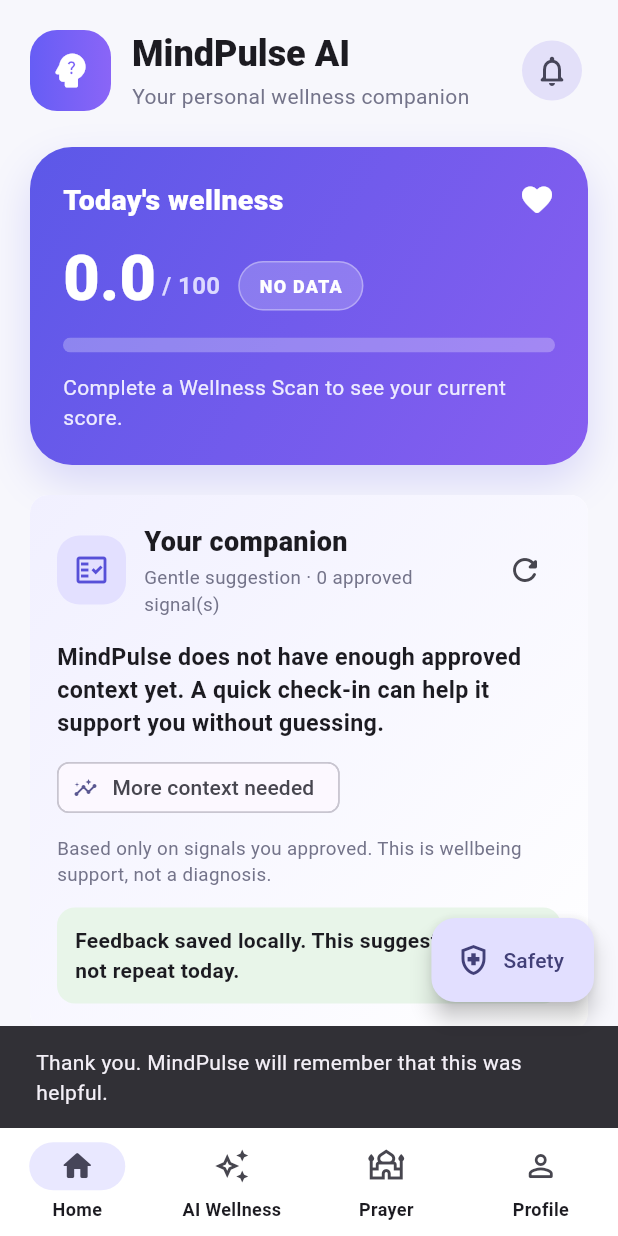
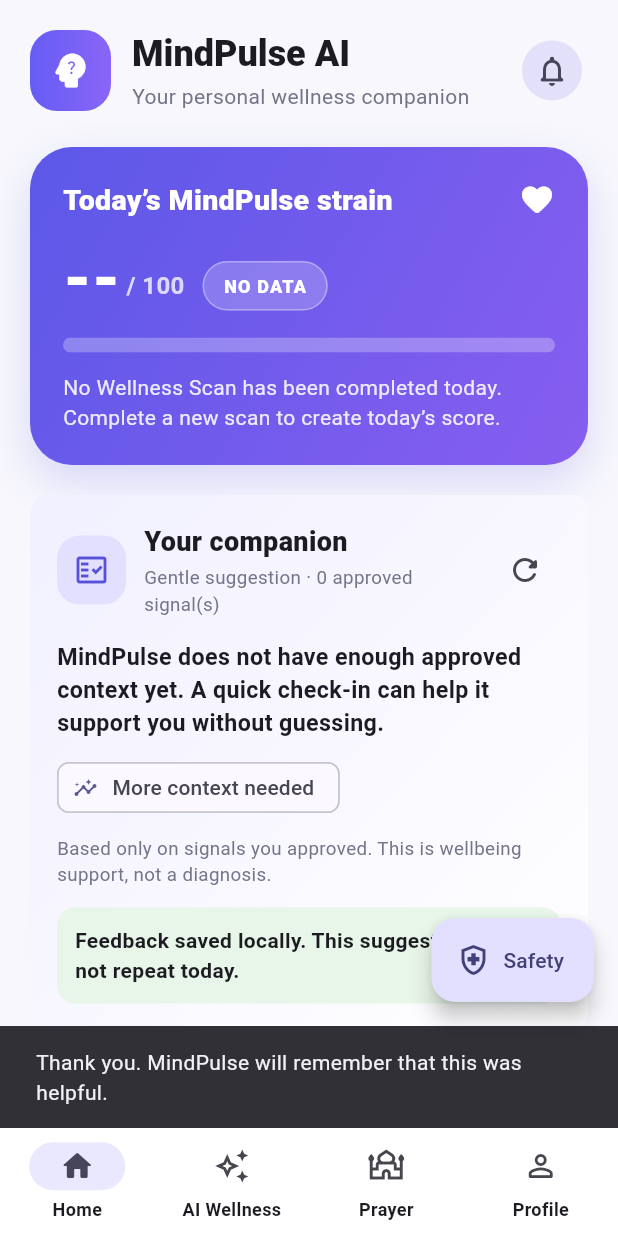
Before and after one commit to meherabjim/Mindpulse-Ai, a Flutter app: the MainDashboardScreen screen opened directly, after a tap on "Helpful", on a phone screen of 412 x 824 dp. Run offline on Flutter 3.47's test engine with Material 3 defaults, Android fonts, the phone set to English and light mode, and no system bars; our stand-ins replace firebase_core, firebase_messaging, flutter_secure_storage, geolocator, shared_preferences, timezone; accounts and stored records are empty; network calls fail; project files that could hold a hidden picture were left out.

Commit message:
fix: show only verified today wellness score

```diff
--- a/mobile_app/lib/features/dashboard/screens/main_dashboard_screen.dart
+++ b/mobile_app/lib/features/dashboard/screens/main_dashboard_screen.dart
@@ -127,7 +127,9 @@ class DashboardHomeTab extends StatefulWidget {
   State<DashboardHomeTab> createState() => _DashboardHomeTabState();
 }
 
-class _DashboardHomeTabState extends State<DashboardHomeTab> {
+class _DashboardHomeTabState extends State<DashboardHomeTab>
+    with WidgetsBindingObserver {
+  // MINDPULSE VERIFIED TODAY SCORE V9
   final WellnessScanService _wellnessService = WellnessScanService();
 
   double? _wellnessScore;
@@ -137,31 +139,83 @@ class _DashboardHomeTabState extends State<DashboardHomeTab> {
   @override
   void initState() {
     super.initState();
+
+    WidgetsBinding.instance.addObserver(this);
+
     _loadWellness();
   }
 
+  @override
+  void dispose() {
+    WidgetsBinding.instance.removeObserver(this);
+
+    super.dispose();
+  }
+
+  @override
+  void didChangeAppLifecycleState(AppLifecycleState state) {
+    if (state == AppLifecycleState.resumed) {
+      _loadWellness();
+    }
+  }
+
   Future<void> _loadWellness() async {
+    if (mounted) {
+      setState(() {
+        _wellnessLoading = true;
+      });
+    }
+
     try {
       final scan = await _wellnessService.getLatestScan();
+
+      final dynamic timestampValue;
+
+      if (scan == null) {
+        timestampValue = null;
+      } else {
+        timestampValue =
+            scan['completed_at'] ?? scan['created_at'] ?? scan['updated_at'];
+      }
+
+      final timestampText = timestampValue == null
+          ? ''
+          : timestampValue.toString();
+
+      final parsedTimestamp = DateTime.tryParse(timestampText);
+
+      final localTimestamp = parsedTimestamp?.toLocal();
+
+      final isToday =
+          localTimestamp != null &&
+          DateUtils.isSameDay(localTimestamp, DateTime.now());
+
+      dynamic rawScore;
+      String? riskLevel;
+
+      if (isToday && scan != null) {
+        rawScore = scan['total_score'];
+        riskLevel = scan['risk_level']?.toString();
+      }
+
+      final score = rawScore is num
+          ? rawScore.toDouble()
+          : double.tryParse(rawScore?.toString() ?? '');
 
       if (!mounted) {
         return;
       }
 
-      final rawScore = scan?['total_score'];
+      setState(() {
+        _wellnessScore = score?.clamp(0.0, 100.0).toDouble();
 
-      final score = rawScore is num
-          ? rawScore.toDouble()
-          : double.tryParse(rawScore?.toString() ?? '');
-
-      setState(() {
-        _wellnessScore = score;
-        _riskLevel = scan?['risk_level']?.toString();
+        _riskLevel = riskLevel;
         _wellnessLoading = false;
       });
     } catch (error) {
       debugPrint(
-        'MindPulse: Dashboard wellness refresh failed: $error',
+        'MindPulse: Dashboard wellness '
+        'refresh failed: $error',
       );
 
       if (!mounted) {
@@ -169,6 +223,8 @@ class _DashboardHomeTabState extends State<DashboardHomeTab> {
       }
 
       setState(() {
+        _wellnessScore = null;
+        _riskLevel = null;
         _wellnessLoading = false;
       });
     }
@@ -254,9 +310,9 @@ class _DashboardHomeTabState extends State<DashboardHomeTab> {
   }
 
   Widget _buildWellnessOverview(BuildContext context) {
-    final score = (_wellnessScore ?? 0.0)
-        .clamp(0.0, 100.0)
-        .toDouble();
+    final hasTodayScore = _wellnessScore != null;
+
+    final score = (_wellnessScore ?? 0.0).clamp(0.0, 100.0).toDouble();
 
     final storedRisk = _riskLevel?.trim() ?? '';
 
@@ -267,10 +323,14 @@ class _DashboardHomeTabState extends State<DashboardHomeTab> {
         : 'NO DATA';
 
     final description = _wellnessLoading
-        ? 'Refreshing your latest wellness result...'
-        : _wellnessScore == null
-        ? 'Complete a Wellness Scan to see your current score.'
-        : 'This score is based on your latest completed Wellness Scan.';
+        ? 'Checking today’s completed Wellness Scan...'
+        : !hasTodayScore
+        ? 'No Wellness Scan has been completed today. '
+              'Complete a new scan to create today’s score.'
+        : 'Higher values indicate more strain. '
+              'Source: MindPulse Wellness Scan. '
+              'Informational only; not a WHO score '
+              'or medical diagnosis.';
 
     return Container(
       padding: const EdgeInsets.all(22),
@@ -296,7 +356,7 @@ class _DashboardHomeTabState extends State<DashboardHomeTab> {
             children: [
               Expanded(
                 child: Text(
-                  "Today's wellness",
+                  'Today’s MindPulse strain',
                   style: TextStyle(
                     color: Colors.white,
                     fontSize: 19,
@@ -319,7 +379,7 @@ class _DashboardHomeTabState extends State<DashboardHomeTab> {
                 crossAxisAlignment: CrossAxisAlignment.end,
                 children: [
                   Text(
-                    score.toStringAsFixed(1),
+                    hasTodayScore ? score.toStringAsFixed(1) : '--',
                     style: const TextStyle(
                       color: Colors.white,
                       fontSize: 42,
@@ -348,22 +408,16 @@ class _DashboardHomeTabState extends State<DashboardHomeTab> {
           ClipRRect(
             borderRadius: BorderRadius.circular(20),
             child: LinearProgressIndicator(
-              value: score / 100,
+              value: hasTodayScore ? score / 100 : 0,
               minHeight: 10,
               backgroundColor: const Color(0x44FFFFFF),
-              valueColor:
-                  const AlwaysStoppedAnimation<Color>(
-                    Colors.white,
-                  ),
+              valueColor: const AlwaysStoppedAnimation<Color>(Colors.white),
             ),
           ),
           const SizedBox(height: 13),
           Text(
             description,
-            style: const TextStyle(
-              color: Color(0xFFEDEBFF),
-              height: 1.45,
-            ),
+            style: const TextStyle(color: Color(0xFFEDEBFF), height: 1.45),
           ),
         ],
       ),
@@ -500,7 +554,6 @@ class _DashboardHomeTabState extends State<DashboardHomeTab> {
         title: 'Smart Reminders',
         subtitle: 'Gentle wellness reminders',
       ),
-
     ];
 
     return GridView.builder(
@@ -548,7 +601,6 @@ class _DashboardHomeTabState extends State<DashboardHomeTab> {
 
                 return;
               }
-
 
               if (tool.title == 'Mindful Screen Time') {
                 Navigator.of(context).push(
```
